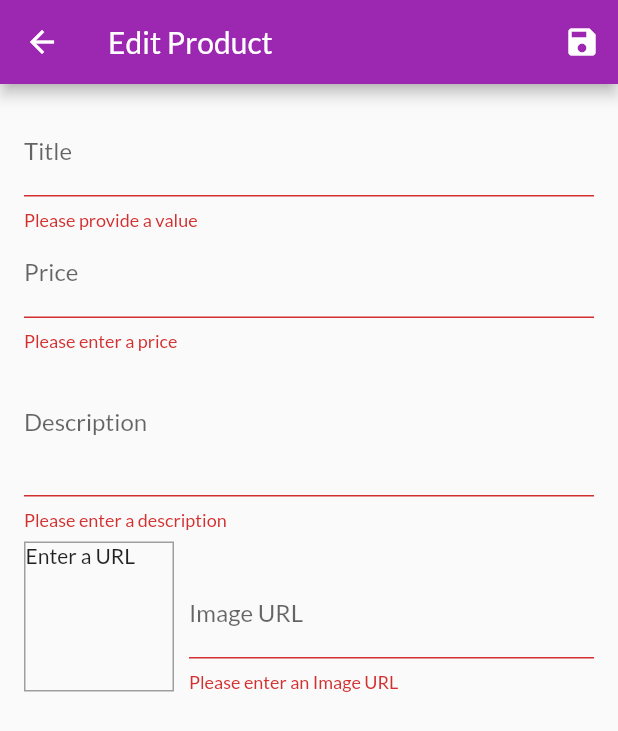
After one commit to oguzzaydin/flutter-shop-app, a Flutter app: the EditProductScreen screen opened by its route, after a tap on the "save" icon, on a phone screen of 412 x 824 dp. The commit adds this screen. Shown: the top 731 px of the screen. Run offline on Flutter 3.47's test engine with Material 2 defaults, Android fonts, the phone set to English and light mode, and no system bars; network calls fail.

Commit message:
product crud

```diff
--- a/lib/main.dart
+++ b/lib/main.dart
@@ -1,6 +1,8 @@
 import 'package:flutter/material.dart';
 import 'package:provider/provider.dart';
 
+import 'screens/edit_product_screen.dart';
+import 'screens/user_products_screen.dart';
 import 'screens/orders_screen.dart';
 import 'screens/cart_screen.dart';
 import 'screens/product_detail_screen.dart';
@@ -40,6 +42,8 @@ class MyApp extends StatelessWidget {
           ProductDetailScreen.routeName: (ctx) => ProductDetailScreen(),
           CartScreen.routeName: (ctx) => CartScreen(),
           OrdersScreen.routeName: (ctx) => OrdersScreen(),
+          UserProductScreen.routeName: (ctx) => UserProductScreen(),
+          EditProductScreen.routeName: (ctx) => EditProductScreen(),
         },
       ),
     );
--- a/lib/providers/products.dart
+++ b/lib/providers/products.dart
@@ -46,12 +46,32 @@ class Products with ChangeNotifier {
     return _items.where((product) => product.isFavorite).toList();
   }
 
-  void addProduct() {
-    // _items.add(product);
+  void addProduct(Product product) {
+    final newProduct = Product(
+      id: DateTime.now().toString(),
+      title: product.title,
+      description: product.description,
+      price: product.price,
+      imageUrl: product.imageUrl,
+    );
+    _items.add(newProduct);
     notifyListeners();
   }
 
   Product findById(String id) {
     return _items.firstWhere((product) => product.id == id);
   }
+
+  void updateProduct(String id, Product newProduct) {
+    final index = _items.indexWhere((product) => product.id == id);
+    if (index >= 0) {
+      _items[index] = newProduct;
+      notifyListeners();
+    }
+  }
+
+  void deleteProduct(String id) {
+    _items.removeWhere((prod) => prod.id == id);
+    notifyListeners();
+  }
 }
--- /dev/null
+++ b/lib/screens/edit_product_screen.dart
@@ -0,0 +1,265 @@
+import 'package:flutter/material.dart';
+import 'package:provider/provider.dart';
+
+import '../providers/product.dart';
+import '../providers/products.dart';
+
+class EditProductScreen extends StatefulWidget {
+  static const routeName = '/edit-product';
+
+  @override
+  _EditProductScreenState createState() => _EditProductScreenState();
+}
+
+class _EditProductScreenState extends State<EditProductScreen> {
+  final _priceFocusNode = FocusNode();
+  final _descriptionFocusNode = FocusNode();
+  final _imageUrlController = TextEditingController();
+  final _imageUrlFocuseNode = FocusNode();
+  final _form = GlobalKey<FormState>();
+  var _editedProduct = Product(
+    id: null,
+    title: '',
+    description: '',
+    price: 0,
+    imageUrl: '',
+  );
+  var _initValues = {
+    'title': '',
+    'description': '',
+    'price': '',
+    'imageUrl': '',
+  };
+  var _isInit = true;
+
+  @override
+  void initState() {
+    _imageUrlFocuseNode.addListener(_updateImageUrl);
+    super.initState();
+  }
+
+  @override
+  void didChangeDependencies() {
+    if (_isInit) {
+      final productId = ModalRoute.of(context).settings.arguments as String;
+
+      if (productId != null) {
+        _editedProduct =
+            Provider.of<Products>(context, listen: false).findById(productId);
+        _initValues = {
+          'title': _editedProduct.title,
+          'price': _editedProduct.price.toString(),
+          'description': _editedProduct.description,
+          // 'imageUrl': _editedProduct.imageUrl,
+        };
+        _imageUrlController.text = _editedProduct.imageUrl;
+      }
+    }
+    _isInit = false;
+    super.didChangeDependencies();
+  }
+
+  @override
+  void dispose() {
+    _imageUrlFocuseNode.removeListener(_updateImageUrl);
+    _priceFocusNode.dispose();
+    _descriptionFocusNode.dispose();
+    _imageUrlController.dispose();
+    _imageUrlFocuseNode.dispose();
+    super.dispose();
+  }
+
+  void _updateImageUrl() {
+    if (!_imageUrlFocuseNode.hasFocus) {
+      if ((!_imageUrlController.text.startsWith('http') &&
+              !_imageUrlController.text.startsWith('https')) ||
+          (!_imageUrlController.text.endsWith('.png') &&
+              !_imageUrlController.text.endsWith('.jpg') &&
+              !_imageUrlController.text.endsWith('.jpeg'))) {
+        return;
+      }
+    }
+
+    setState(() {});
+  }
+
+  void _saveForm() {
+    final isValid = _form.currentState.validate();
+    if (!isValid) {
+      return;
+    }
+    _form.currentState.save();
+    if (_editedProduct.id != null) {
+      Provider.of<Products>(context, listen: false).updateProduct(
+        _editedProduct.id,
+        _editedProduct,
+      );
+    } else {
+      Provider.of<Products>(context, listen: false).addProduct(_editedProduct);
+    }
+    Navigator.of(context).pop();
+  }
+
+  @override
+  Widget build(BuildContext context) {
+    return Scaffold(
+      appBar: AppBar(
+        title: Text('Edit Product'),
+        actions: [
+          IconButton(
+            icon: Icon(Icons.save),
+            onPressed: _saveForm,
+          )
+        ],
+      ),
+      body: Padding(
+        padding: const EdgeInsets.all(16.0),
+        child: Form(
+          key: _form,
+          child: ListView(
+            children: [
+              TextFormField(
+                initialValue: _initValues['title'],
+                decoration: InputDecoration(labelText: 'Title'),
+                textInputAction: TextInputAction.next,
+                validator: (value) {
+                  if (value.isEmpty) return 'Please provide a value';
+                  return null;
+                },
+                onFieldSubmitted: (_) {
+                  FocusScope.of(context).requestFocus(_priceFocusNode);
+                },
+                onSaved: (value) {
+                  _editedProduct = Product(
+                    title: value,
+                    description: _editedProduct.description,
+                    price: _editedProduct.price,
+                    imageUrl: _editedProduct.imageUrl,
+                    id: _editedProduct.id,
+                    isFavorite: _editedProduct.isFavorite,
+                  );
+                },
+              ),
+              TextFormField(
+                initialValue: _initValues['price'],
+                decoration: InputDecoration(labelText: 'Price'),
+                textInputAction: TextInputAction.next,
+                keyboardType: TextInputType.number,
+                focusNode: _priceFocusNode,
+                onFieldSubmitted: (_) {
+                  FocusScope.of(context).requestFocus(_descriptionFocusNode);
+                },
+                onSaved: (value) {
+                  _editedProduct = Product(
+                    title: _editedProduct.title,
+                    description: _editedProduct.description,
+                    price: double.parse(value),
+                    imageUrl: _editedProduct.imageUrl,
+                    id: _editedProduct.id,
+                    isFavorite: _editedProduct.isFavorite,
+                  );
+                },
+                validator: (value) {
+                  if (value.isEmpty) {
+                    return 'Please enter a price';
+                  }
+                  if (double.tryParse(value) == null) {
+                    return 'Please enter a valid number';
+                  }
+                  if (double.parse(value) <= 0) {
+                    return 'Please enter a number greater than zero.';
+                  }
+                },
+              ),
+              TextFormField(
+                initialValue: _initValues['description'],
+                decoration: InputDecoration(labelText: 'Description'),
+                maxLines: 3,
+                keyboardType: TextInputType.multiline,
+                focusNode: _descriptionFocusNode,
+                onSaved: (value) {
+                  _editedProduct = Product(
+                    title: _editedProduct.title,
+                    description: value,
+                    price: _editedProduct.price,
+                    imageUrl: _editedProduct.imageUrl,
+                    id: _editedProduct.id,
+                    isFavorite: _editedProduct.isFavorite,
+                  );
+                },
+                validator: (value) {
+                  if (value.isEmpty) return 'Please enter a description';
+                  if (value.length < 10)
+                    return 'Should be at least 10 characters long.';
+                  return null;
+                },
+              ),
+              Row(
+                crossAxisAlignment: CrossAxisAlignment.end,
+                children: [
+                  Container(
+                    width: 100,
+                    height: 100,
+                    margin: EdgeInsets.only(
+                      top: 8,
+                      right: 10,
+                    ),
+                    decoration: BoxDecoration(
+                      border: Border.all(
+                        width: 1,
+                        color: Colors.grey,
+                      ),
+                    ),
+                    child: _imageUrlController.text.isEmpty
+                        ? Text('Enter a URL')
+                        : FittedBox(
+                            child: Image.network(
+                              _imageUrlController.text,
+                              fit: BoxFit.cover,
+                            ),
+                          ),
+                  ),
+                  Expanded(
+                    child: TextFormField(
+                      decoration: InputDecoration(labelText: 'Image URL'),
+                      keyboardType: TextInputType.url,
+                      textInputAction: TextInputAction.done,
+                      controller: _imageUrlController,
+                      focusNode: _imageUrlFocuseNode,
+                      onFieldSubmitted: (_) => _saveForm(),
+                      validator: (value) {
+                        if (value.isEmpty) {
+                          return 'Please enter an Image URL';
+                        }
+                        if (!value.startsWith('http') &&
+                            !value.startsWith('https')) {
+                          return 'Please enter a valid URL';
+                        }
+                        if (!value.endsWith('.png') &&
+                            !value.endsWith('.jpg') &&
+                            !value.endsWith('.jpeg')) {
+                          return 'Please enter a valid image URL';
+                        }
+                        return null;
+                      },
+                      onSaved: (value) {
+                        _editedProduct = Product(
+                          title: _editedProduct.title,
+                          description: _editedProduct.description,
+                          price: _editedProduct.price,
+                          imageUrl: value,
+                          id: _editedProduct.id,
+                          isFavorite: _editedProduct.isFavorite,
+                        );
+                      },
+                    ),
+                  ),
+                ],
+              ),
+            ],
+          ),
+        ),
+      ),
+    );
+  }
+}
--- a/lib/widgets/app_drawer.dart
+++ b/lib/widgets/app_drawer.dart
@@ -1,5 +1,6 @@
 import 'package:flutter/material.dart';
 
+import '../screens/user_products_screen.dart';
 import '../screens/orders_screen.dart';
 
 class AppDrawer extends StatelessWidget {
@@ -29,6 +30,15 @@ class AppDrawer extends StatelessWidget {
                   .pushReplacementNamed(OrdersScreen.routeName);
             },
           ),
+          Divider(),
+          ListTile(
+            leading: Icon(Icons.edit),
+            title: Text('Manage Products'),
+            onTap: () {
+              Navigator.of(context)
+                  .pushReplacementNamed(UserProductScreen.routeName);
+            },
+          ),
         ],
       ),
     );
```
Also changed, not shown: lib/providers/cart.dart (+21 -0 lines), lib/screens/user_products_screen.dart (added, +47 -0 lines), lib/widgets/cart_item.dart (+25 -0 lines), lib/widgets/product_item.dart (+15 -0 lines), lib/widgets/user_product_item.dart (added, +44 -0 lines).
